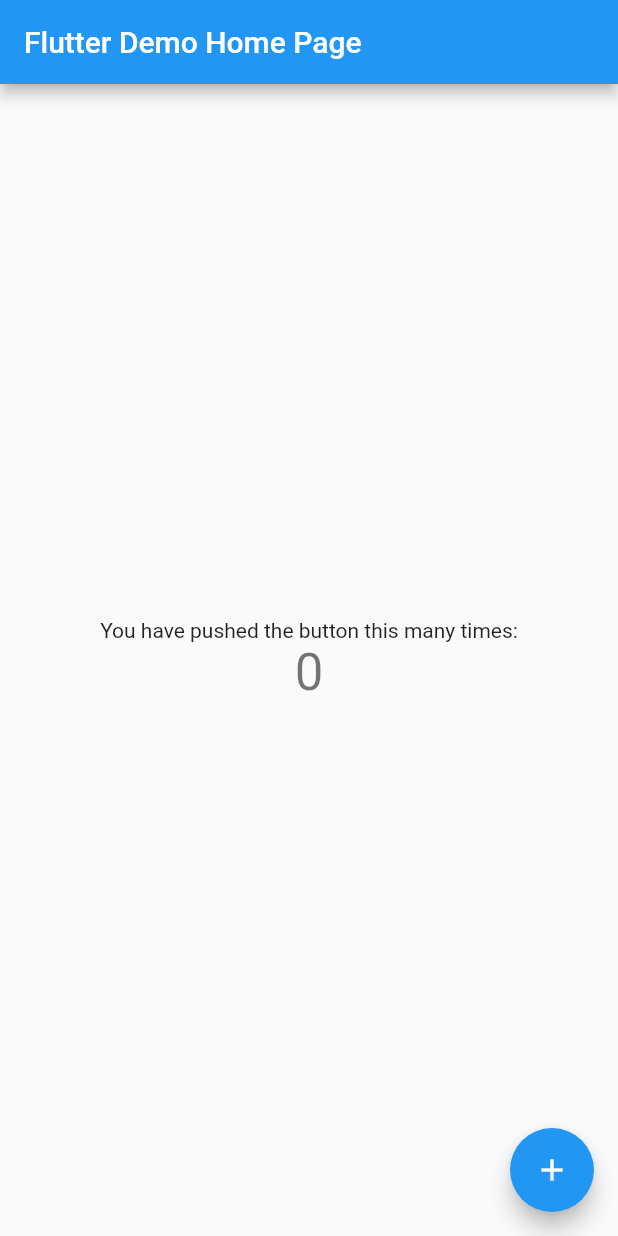
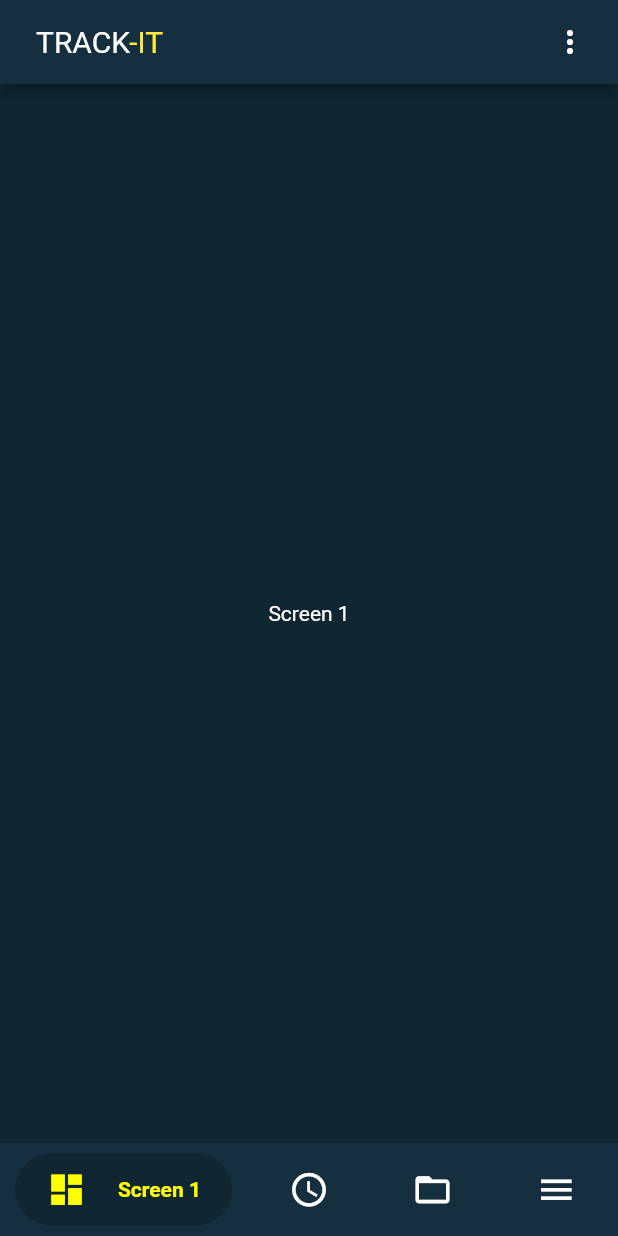
Before and after one commit to colab-rsa/trackit, a Flutter app: the screen it shows after launch, on a phone screen of 412 x 824 dp. Run offline on Flutter 3.47's test engine with Material 2 defaults, Android fonts, the phone set to English and light mode, and no system bars; drawn by our look-alikes of bubble_bottom_bar; Roboto replaces fonts that are missing (Muli-Black).

Commit message:
Set main app Structure

```diff
--- a/lib/main.dart
+++ b/lib/main.dart
@@ -1,3 +1,5 @@
+import 'package:bubble_bottom_bar/bubble_bottom_bar.dart';
+import 'package:flutter/cupertino.dart';
 import 'package:flutter/material.dart';
 
 void main() {
@@ -5,43 +7,21 @@ void main() {
 }
 
 class MyApp extends StatelessWidget {
-  // This widget is the root of your application.
   @override
   Widget build(BuildContext context) {
     return MaterialApp(
-      title: 'Flutter Demo',
+      title: 'Track-IT',
       theme: ThemeData(
-        // This is the theme of your application.
-        //
-        // Try running your application with "flutter run". You'll see the
-        // application has a blue toolbar. Then, without quitting the app, try
-        // changing the primarySwatch below to Colors.green and then invoke
-        // "hot reload" (press "r" in the console where you ran "flutter run",
-        // or simply save your changes to "hot reload" in a Flutter IDE).
-        // Notice that the counter didn't reset back to zero; the application
-        // is not restarted.
         primarySwatch: Colors.blue,
-        // This makes the visual density adapt to the platform that you run
-        // the app on. For desktop platforms, the controls will be smaller and
-        // closer together (more dense) than on mobile platforms.
         visualDensity: VisualDensity.adaptivePlatformDensity,
       ),
-      home: MyHomePage(title: 'Flutter Demo Home Page'),
+      home: MyHomePage(title: 'Track-IT'),
     );
   }
 }
 
 class MyHomePage extends StatefulWidget {
   MyHomePage({Key key, this.title}) : super(key: key);
-
-  // This widget is the home page of your application. It is stateful, meaning
-  // that it has a State object (defined below) that contains fields that affect
-  // how it looks.
-
-  // This class is the configuration for the state. It holds the values (in this
-  // case the title) provided by the parent (in this case the App widget) and
-  // used by the build method of the State. Fields in a Widget subclass are
-  // always marked "final".
 
   final String title;
 
@@ -50,68 +30,148 @@ class MyHomePage extends StatefulWidget {
 }
 
 class _MyHomePageState extends State<MyHomePage> {
-  int _counter = 0;
+  int currentIndex;
 
-  void _incrementCounter() {
+  List<Widget> _widgets = [
+    screen1(),
+    screen2(),
+    screen3(),
+    screen4(),
+  ];
+
+  @override
+  void initState() {
+    super.initState();
+    currentIndex = 0;
+  }
+
+  void changePage(int index) {
     setState(() {
-      // This call to setState tells the Flutter framework that something has
-      // changed in this State, which causes it to rerun the build method below
-      // so that the display can reflect the updated values. If we changed
-      // _counter without calling setState(), then the build method would not be
-      // called again, and so nothing would appear to happen.
-      _counter++;
+      currentIndex = index;
     });
   }
 
   @override
   Widget build(BuildContext context) {
-    // This method is rerun every time setState is called, for instance as done
-    // by the _incrementCounter method above.
-    //
-    // The Flutter framework has been optimized to make rerunning build methods
-    // fast, so that you can just rebuild anything that needs updating rather
-    // than having to individually change instances of widgets.
     return Scaffold(
       appBar: AppBar(
-        // Here we take the value from the MyHomePage object that was created by
-        // the App.build method, and use it to set our appbar title.
-        title: Text(widget.title),
+        backgroundColor: Color.fromRGBO(21, 47, 62, 1.0),
+        title: Padding(
+          padding: const EdgeInsets.all(8.0),
+          child: RichText(
+            text: TextSpan(
+              text: "TRACK",
+              style: TextStyle(
+                  color: Colors.white,
+                  fontSize: 20,
+                  fontFamily: 'Muli-Black'),
+              children: [
+                TextSpan(
+                    text: "-IT",
+                    style: TextStyle(
+                        color: Colors.yellow,
+                        fontSize: 20,
+                        fontFamily: 'Muli-Black')
+                ),
+              ],
+            ),
+          ),
+        ),
+        actions: <Widget>[
+          SizedBox(width: 10),
+          InkWell(
+            child: Icon(Icons.more_vert),
+            onTap: () {
+              print("click more");
+            },
+          ),
+          SizedBox(width: 20)
+        ],
       ),
-      body: Center(
-        // Center is a layout widget. It takes a single child and positions it
-        // in the middle of the parent.
-        child: Column(
-          // Column is also a layout widget. It takes a list of children and
-          // arranges them vertically. By default, it sizes itself to fit its
-          // children horizontally, and tries to be as tall as its parent.
-          //
-          // Invoke "debug painting" (press "p" in the console, choose the
-          // "Toggle Debug Paint" action from the Flutter Inspector in Android
-          // Studio, or the "Toggle Debug Paint" command in Visual Studio Code)
-          // to see the wireframe for each widget.
-          //
-          // Column has various properties to control how it sizes itself and
-          // how it positions its children. Here we use mainAxisAlignment to
-          // center the children vertically; the main axis here is the vertical
-          // axis because Columns are vertical (the cross axis would be
-          // horizontal).
-          mainAxisAlignment: MainAxisAlignment.center,
-          children: <Widget>[
-            Text(
-              'You have pushed the button this many times:',
-            ),
-            Text(
-              '$_counter',
-              style: Theme.of(context).textTheme.headline4,
-            ),
-          ],
-        ),
+      body: Container(
+        color: Color.fromRGBO(16, 39, 51, 1),
+        height: MediaQuery
+            .of(context)
+            .size
+            .height,
+        width: MediaQuery
+            .of(context)
+            .size
+            .width,
+        child: _widgets[currentIndex],
       ),
-      floatingActionButton: FloatingActionButton(
-        onPressed: _incrementCounter,
-        tooltip: 'Increment',
-        child: Icon(Icons.add),
-      ), // This trailing comma makes auto-formatting nicer for build methods.
+      bottomNavigationBar: BubbleBottomBar(
+        backgroundColor: Color.fromRGBO(21, 47, 62, 1.0),
+        opacity: 1,
+        currentIndex: currentIndex,
+        onTap: changePage,
+        elevation: 8,
+        iconSize: 27,
+        //new, gives a cute ink effect
+        inkColor: Colors.black12,
+        //optional, uses theme color if not specified
+        items: <BubbleBottomBarItem>[
+          BubbleBottomBarItem(
+              backgroundColor: Color.fromRGBO(16, 39, 51, 1.0),
+              icon: Icon(Icons.dashboard, color: Colors.white,),
+              activeIcon: Icon(Icons.dashboard, color: Colors.yellowAccent,),
+              title: Text("Screen 1", style: TextStyle(color: Colors.yellowAccent)
+              )
+          ),
+          BubbleBottomBarItem(
+              backgroundColor: Color.fromRGBO(16, 39, 51, 1.0),
+              icon: Icon(Icons.access_time, color: Colors.white,),
+              activeIcon: Icon(Icons.access_time, color: Colors.yellowAccent,),
+              title: Text("Screen 2", style: TextStyle(color: Colors.yellowAccent)
+              )
+          ),
+          BubbleBottomBarItem(
+              backgroundColor: Color.fromRGBO(16, 39, 51, 1.0),
+              icon: Icon(Icons.folder_open, color: Colors.white,),
+              activeIcon: Icon(Icons.folder_open, color: Colors.yellowAccent,),
+              title: Text(
+                  "Screen 3", style: TextStyle(color: Colors.yellowAccent)
+              )
+          ),
+          BubbleBottomBarItem(
+              backgroundColor: Color.fromRGBO(16, 39, 51, 1.0),
+              icon: Icon(Icons.menu, color: Colors.white,),
+              activeIcon: Icon(Icons.menu, color: Colors.yellowAccent,),
+              title: Text("Screen 4", style: TextStyle(color: Colors.yellowAccent)))
+        ],
+      ),
     );
   }
 }
+  screen1() {
+    return Center(
+      child: Text(
+        'Screen 1',
+        style: TextStyle(color: Colors.white),
+      ),
+    );
+  }
+  screen2() {
+    return Center(
+      child: Text(
+      'Screen 2',
+      style: TextStyle(color: Colors.white),
+    ),
+    );
+  }
+  screen3() {
+    return Center(
+      child:  Text(
+      'Screen 3',
+      style: TextStyle(color: Colors.white),
+    ),
+    );
+}
+  screen4() {
+  return Center(
+    child:  Text(
+      'Screen 4',
+      style: TextStyle(color: Colors.white),
+    ),
+  );
+}
--- a/pubspec.yaml
+++ b/pubspec.yaml
@@ -28,6 +28,7 @@ dependencies:
   # The following adds the Cupertino Icons font to your application.
   # Use with the CupertinoIcons class for iOS style icons.
   cupertino_icons: ^0.1.3
+  bubble_bottom_bar: ^1.2.0
 
 dev_dependencies:
   flutter_test:
@@ -46,8 +47,7 @@ flutter:
 
   # To add assets to your application, add an assets section, like this:
   # assets:
-  #   - images/a_dot_burr.jpeg
-  #   - images/a_dot_ham.jpeg
+  # - assets/images/
 
   # An image asset can refer to one or more resolution-specific "variants", see
   # https://flutter.dev/assets-and-images/#resolution-aware.
```
Also changed, not shown: pubspec.lock.
